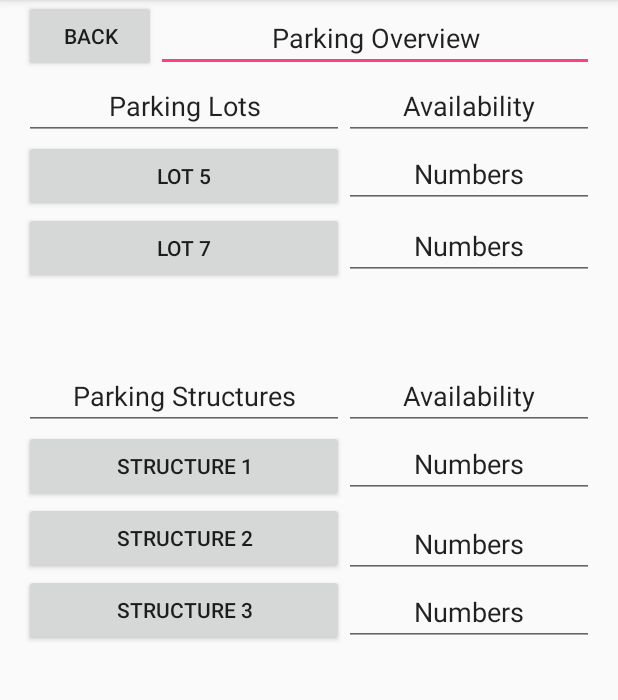
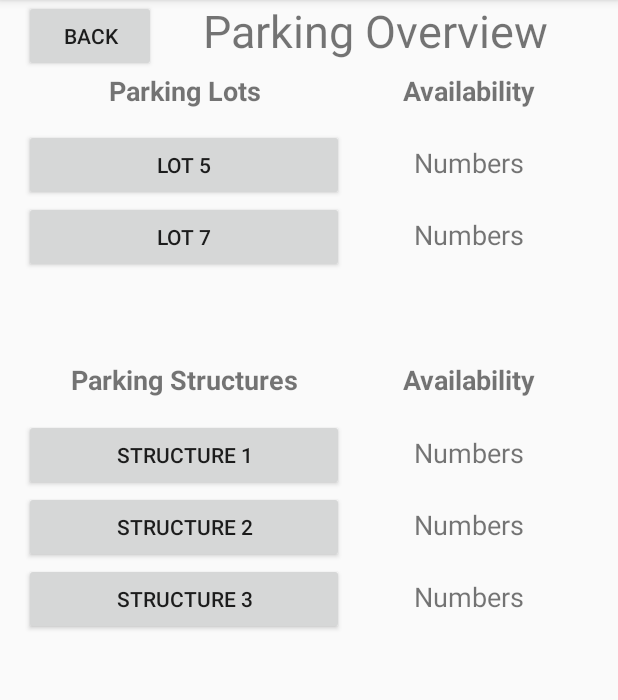
Before and after one commit to nikibecker/MeeseeksParking, an Android app: the Overview screen opened directly, with no data from a screen before it, on a phone screen of 412 x 824 dp, the part 84-784 px from its top. Run offline under Robolectric (Android 15) with nearby library versions, the phone set to English and light mode, and no system bars; libraries missing offline, so code that uses them is left out: edu.csus.ecs.

Commit message:
changed lot names to fix a build error and text is not editable anymore, they are viewable

```diff
--- a/app/src/main/res/layout/activity_overview.xml
+++ b/app/src/main/res/layout/activity_overview.xml
@@ -14,20 +14,23 @@
         android:text="back"
         tools:ignore="HardcodedText" />
 
-    <EditText
-        android:id="@+id/editText4"
+    <TextView
+        android:id="@+id/Text4"
         android:layout_width="wrap_content"
         android:layout_height="wrap_content"
-        android:layout_alignBottom="@+id/button7"
+        android:layout_above="@+id/Text5"
         android:layout_alignParentEnd="true"
+        android:layout_alignParentTop="true"
         android:layout_toEndOf="@+id/button7"
+        android:autoText="false"
         android:ems="10"
         android:inputType="textPersonName"
         android:text="Parking Overview"
-        android:textAlignment="center" />
+        android:textAlignment="center"
+        android:textSize="30sp" />
 
-    <EditText
-        android:id="@+id/editText5"
+    <TextView
+        android:id="@+id/Text5"
         android:layout_width="wrap_content"
         android:layout_height="wrap_content"
         android:layout_alignParentStart="true"
@@ -35,15 +38,18 @@
         android:ems="10"
         android:inputType="textPersonName"
         android:text="Parking Lots"
-        android:textAlignment="center" />
+        android:textAlignment="center"
+        android:textSize="18sp"
+        android:textStyle="bold" />
 
     <Button
         android:id="@+id/button8"
         android:layout_width="wrap_content"
         android:layout_height="wrap_content"
+        android:layout_alignEnd="@+id/button9"
         android:layout_alignParentStart="true"
-        android:layout_below="@+id/editText5"
-        android:layout_toStartOf="@+id/lot_availability"
+        android:layout_below="@+id/Text5"
+        android:layout_marginTop="13dp"
         android:onClick="goToActivityLot5"
         android:text="Lot 5" />
 
@@ -51,22 +57,25 @@
         android:id="@+id/button9"
         android:layout_width="wrap_content"
         android:layout_height="wrap_content"
-        android:layout_alignEnd="@+id/button8"
         android:layout_alignParentStart="true"
         android:layout_below="@+id/button8"
+        android:layout_toStartOf="@+id/structure_availability"
         android:onClick="goToActivityLot7"
         android:text="Lot 7" />
 
-    <EditText
-        android:id="@+id/editText6"
+    <TextView
+        android:id="@+id/Text6"
         android:layout_width="wrap_content"
         android:layout_height="wrap_content"
         android:layout_above="@+id/structure_numbers"
         android:layout_alignParentStart="true"
+        android:layout_marginBottom="24dp"
         android:ems="10"
         android:inputType="textPersonName"
         android:text="Parking Structures"
-        android:textAlignment="center" />
+        android:textAlignment="center"
+        android:textSize="18sp"
+        android:textStyle="bold" />
 
     <Button
         android:id="@+id/button10"
@@ -85,7 +94,7 @@
         android:layout_height="wrap_content"
         android:layout_alignParentStart="true"
         android:layout_below="@+id/button12"
-        android:layout_toStartOf="@+id/structure_numbers2"
+        android:layout_toStartOf="@+id/structure_numbers3"
         android:onClick="goToActivityPS3"
         android:text="Structure 3" />
 
@@ -99,88 +108,102 @@
         android:onClick="goToActivityPS2"
         android:text="Structure 2" />
 
-    <EditText
+    <TextView
         android:id="@+id/lot_availability"
         android:layout_width="wrap_content"
         android:layout_height="wrap_content"
-        android:layout_alignBaseline="@+id/editText5"
-        android:layout_alignBottom="@+id/editText5"
-        android:layout_toEndOf="@+id/editText5"
+        android:layout_alignBaseline="@+id/Text5"
+        android:layout_alignBottom="@+id/Text5"
+        android:layout_toEndOf="@+id/Text5"
         android:ems="10"
         android:inputType="textPersonName"
         android:text="Availability"
-        android:textAlignment="center" />
+        android:textAlignment="center"
+        android:textSize="18sp"
+        android:textStyle="bold" />
 
-    <EditText
+    <TextView
         android:id="@+id/lot_numbers"
         android:layout_width="wrap_content"
         android:layout_height="wrap_content"
+        android:layout_alignBaseline="@+id/button8"
+        android:layout_alignBottom="@+id/button8"
         android:layout_alignParentEnd="true"
-        android:layout_below="@+id/editText5"
-        android:layout_toEndOf="@+id/editText5"
+        android:layout_toEndOf="@+id/button8"
         android:ems="10"
         android:inputType="textPersonName"
         android:text="Numbers"
-        android:textAlignment="center" />
+        android:textAlignment="center"
+        android:textSize="18sp" />
 
-    <EditText
+    <TextView
         android:id="@+id/lot_numbers3"
         android:layout_width="wrap_content"
         android:layout_height="wrap_content"
-        android:layout_below="@+id/button8"
-        android:layout_toEndOf="@+id/editText6"
+        android:layout_alignBaseline="@+id/button9"
+        android:layout_alignBottom="@+id/button9"
+        android:layout_alignParentEnd="true"
+        android:layout_toEndOf="@+id/button9"
         android:ems="10"
         android:inputType="textPersonName"
         android:text="Numbers"
-        android:textAlignment="center" />
+        android:textAlignment="center"
+        android:textSize="18sp" />
 
-    <EditText
+    <TextView
         android:id="@+id/structure_availability"
         android:layout_width="wrap_content"
         android:layout_height="wrap_content"
-        android:layout_alignBaseline="@+id/editText6"
-        android:layout_alignBottom="@+id/editText6"
+        android:layout_alignBaseline="@+id/Text6"
+        android:layout_alignBottom="@+id/Text6"
         android:layout_alignParentEnd="true"
-        android:layout_toEndOf="@+id/editText6"
+        android:layout_toEndOf="@+id/Text6"
         android:ems="10"
         android:inputType="textPersonName"
         android:text="Availability"
-        android:textAlignment="center" />
+        android:textAlignment="center"
+        android:textSize="18sp"
+        android:textStyle="bold" />
 
-    <EditText
+    <TextView
         android:id="@+id/structure_numbers"
         android:layout_width="wrap_content"
         android:layout_height="wrap_content"
         android:layout_alignBaseline="@+id/button10"
         android:layout_alignBottom="@+id/button10"
         android:layout_alignParentEnd="true"
-        android:layout_toEndOf="@+id/editText6"
+        android:layout_toEndOf="@+id/button10"
         android:ems="10"
         android:inputType="textPersonName"
         android:text="Numbers"
-        android:textAlignment="center" />
+        android:textAlignment="center"
+        android:textSize="18sp" />
 
-    <EditText
+    <TextView
         android:id="@+id/structure_numbers2"
         android:layout_width="wrap_content"
         android:layout_height="wrap_content"
-        android:layout_above="@+id/structure_numbers3"
+        android:layout_alignBaseline="@+id/button12"
+        android:layout_alignBottom="@+id/button12"
         android:layout_toEndOf="@+id/button12"
         android:ems="10"
         android:inputType="textPersonName"
         android:text="Numbers"
-        android:textAlignment="center" />
+        android:textAlignment="center"
+        android:textSize="18sp" />
 
-    <EditText
+    <TextView
         android:id="@+id/structure_numbers3"
         android:layout_width="wrap_content"
         android:layout_height="wrap_content"
+        android:layout_alignBaseline="@+id/button11"
         android:layout_alignBottom="@+id/button11"
         android:layout_alignParentEnd="true"
         android:layout_toEndOf="@+id/button12"
         android:ems="10"
         android:inputType="textPersonName"
         android:text="Numbers"
-        android:textAlignment="center" />
+        android:textAlignment="center"
+        android:textSize="18sp" />
 
 </RelativeLayout>
--- a/app/src/main/res/layout/activity_parking_lot_5.xml
+++ b/app/src/main/res/layout/activity_parking_lot_5.xml
@@ -5,7 +5,7 @@
 
     <MapLot5
         android:id="@+id/ivProfileBg"
-        android:src="@drawable/Lot5"
+        android:src="@drawable/lot5"
         android:layout_width="wrap_content"
         android:layout_height="wrap_content" />
 </RelativeLayout>
--- a/app/src/main/res/layout/activity_parking_lot_7.xml
+++ b/app/src/main/res/layout/activity_parking_lot_7.xml
@@ -5,7 +5,7 @@
 
     <MapLot7
         android:id="@+id/ivProfileBg"
-        android:src="@drawable/Lot7"
+        android:src="@drawable/lot7"
         android:layout_width="wrap_content"
         android:layout_height="wrap_content" />
 </RelativeLayout>
```
